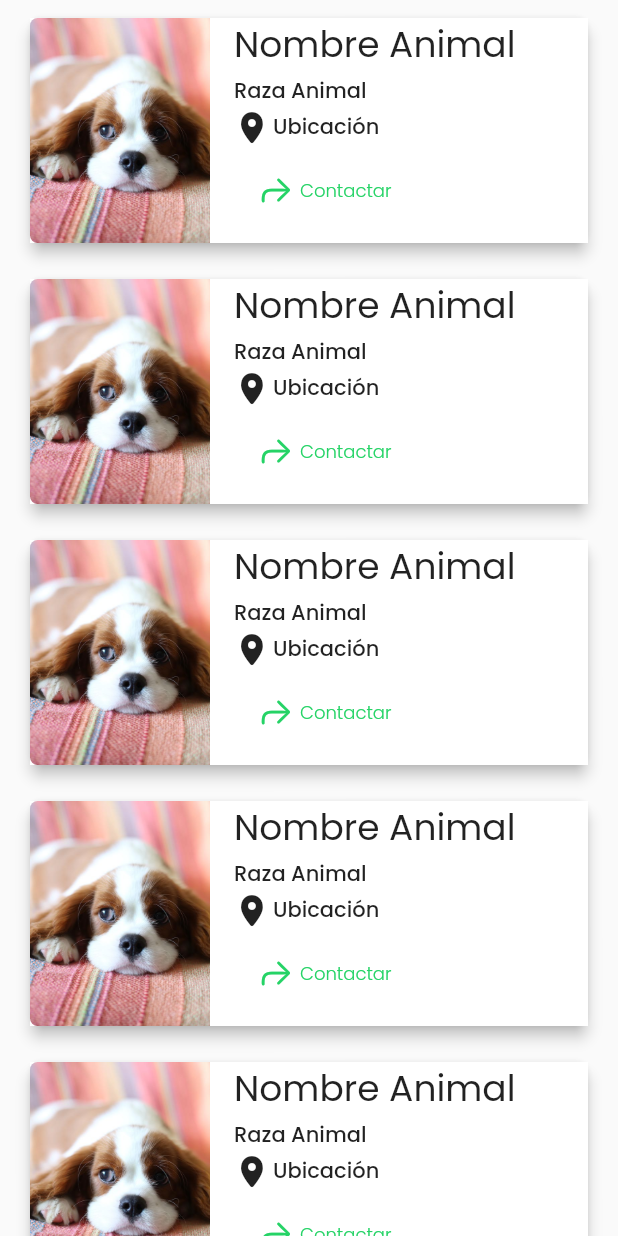
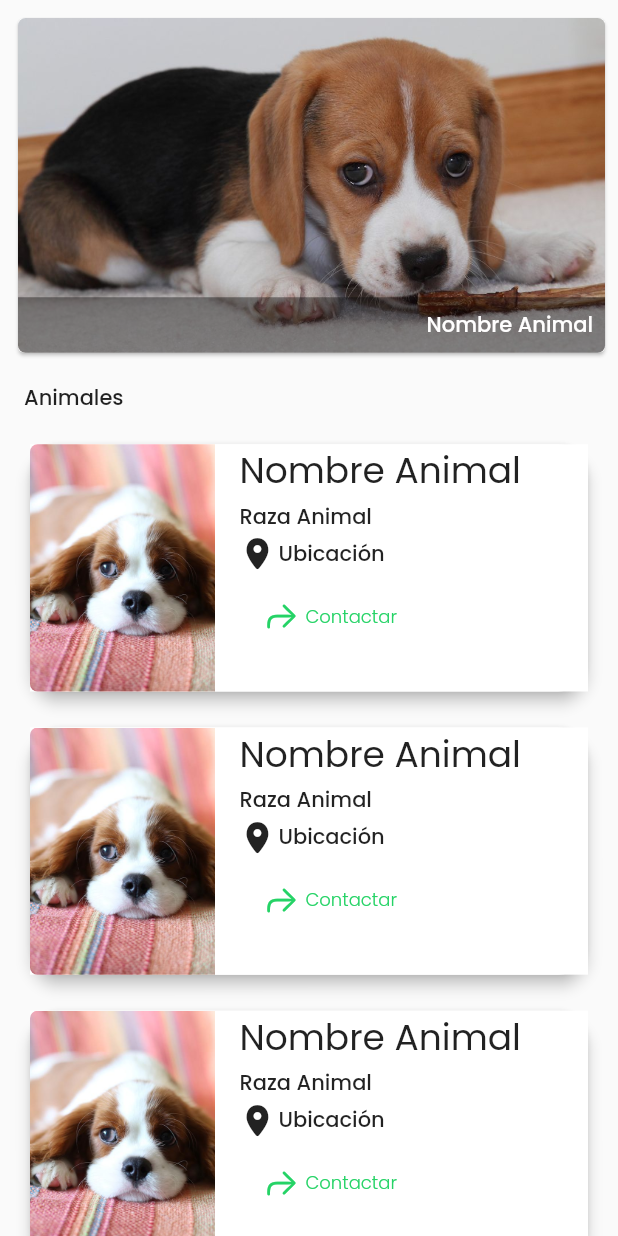
Before and after one commit to lduchi/Front-Family_Lost-FAAN, a Flutter app: the HomePage widget shown alone on an empty page, opened directly, on a phone screen of 412 x 824 dp. Run offline on Flutter 3.47's test engine with Material 2 defaults, Android fonts, the light colour scheme and no system bars; our stand-ins replace flutter_bloc, google_fonts, iconly, lottie; missing offline and left inert: material_dialogs; project files that could hold a hidden picture were left out.

Commit message:
Home page - Size changes - Separation

```diff
--- a/lib/pages/animal_item_page.dart
+++ b/lib/pages/animal_item_page.dart
@@ -14,10 +14,14 @@ class AnimalItemPage extends StatefulWidget {
 }
 
 class _AnimalItemPageState extends State<AnimalItemPage> {
+  var _deviceHeight;
+  var _deviceWidth;
   bool _isContactButtonPressed = false;
 
   @override
   Widget build(BuildContext context) {
+    _deviceHeight = MediaQuery.of(context).size.height;
+    _deviceWidth = MediaQuery.of(context).size.width;
     return Container(
       color: Colors.white,
       child: Hero(
@@ -36,10 +40,10 @@ class _AnimalItemPageState extends State<AnimalItemPage> {
                   fit: BoxFit.cover,
                 ),
               ),
-              width: 120, // Ajusta el ancho según tus necesidades
-              height: 150, // Ajusta la altura según tus necesidades
+              width:  _deviceWidth * 0.3,
+              height: _deviceHeight * 0.2,
             ),
-            const SizedBox(width: 16), // Espacio entre la imagen y el texto
+            const SizedBox(width: 16),
             Expanded(
               child: Column(
                 crossAxisAlignment: CrossAxisAlignment.start,
@@ -84,7 +88,7 @@ class _AnimalItemPageState extends State<AnimalItemPage> {
                         Icon(
                           AppIcons.whatsAppIcon.icon,
                           color: AppColors
-                              .whatsAppGreen, // Aplicando el color deseado al icono
+                              .whatsAppGreen,
                         ),
                         const SizedBox(width: 4),
                         Text(
--- a/lib/pages/home_page.dart
+++ b/lib/pages/home_page.dart
@@ -1,5 +1,7 @@
 import 'package:familylost_faan/pages/animal_item_page.dart';
 import 'package:familylost_faan/utilities/AssetManager/asset_manager.dart';
+import 'package:familylost_faan/utilities/Colors/app_colors.dart';
+import 'package:familylost_faan/utilities/fonts/app_fonts.dart';
 import 'package:flutter/material.dart';
 
 class HomePage extends StatefulWidget {
@@ -10,6 +12,9 @@ class HomePage extends StatefulWidget {
 }
 
 class _HomePageState extends State<HomePage> {
+  var _deviceHeight;
+  var _deviceWidth;
+
   ButtonStyle enabledFilledButtonStyle(bool selected, ColorScheme colors) {
     return IconButton.styleFrom(
       foregroundColor: selected ? colors.onPrimary : colors.primary,
@@ -29,21 +34,49 @@ class _HomePageState extends State<HomePage> {
   }
 
   @override
+  void initState() {
+    super.initState();
+  }
+
+  @override
   Widget build(BuildContext context) {
+    _deviceHeight = MediaQuery.of(context).size.height;
+    _deviceWidth = MediaQuery.of(context).size.width;
     return Container(
       child: CustomScrollView(
         slivers: [
-            SliverList(
+          _horizontalCardsList(),
+          _titleHandler(),
+          _verticalCardList(),
+        ],
+      ),
+    );
+  }
+
+  Widget _titleHandler() {
+    return SliverToBoxAdapter(
+      child: Padding(
+        padding: const EdgeInsets.symmetric(horizontal: 16, vertical: 8),
+        child: Text(
+          'Animales',
+          style: AppFonts.primary,
+        ),
+      ),
+    );
+  }
+
+  //List of vertical cards with the animals information
+  Widget _verticalCardList() {
+    return SliverList(
       delegate: SliverChildBuilderDelegate(
         (context, index) {
           final String image = AssetManager.exampleImage;
           return Padding(
-                    padding:
-                        const EdgeInsets.symmetric(horizontal: 16, vertical: 8),
+            padding: const EdgeInsets.symmetric(horizontal: 16, vertical: 8),
             child: Card(
               elevation: 4,
               shape: RoundedRectangleBorder(
-                        borderRadius: BorderRadius.circular(8),
+                borderRadius: BorderRadius.circular(20),
               ),
               child: InkWell(
                 onTap: () {},
@@ -54,9 +87,89 @@ class _HomePageState extends State<HomePage> {
             ),
           );
         },
-                childCount: 10,
+        childCount: 5, //TODO: Change this to the number of items
+      ),
+    );
+  }
+
+  //List of horizontal cards with the animals information
+  SliverToBoxAdapter _horizontalCardsList() {
+    return SliverToBoxAdapter(
+      child: SizedBox(
+        height: _deviceHeight * 0.3,
+        child: ListView.builder(
+          scrollDirection: Axis.horizontal,
+          itemCount: 10, //TODO: Change this to the number of items
+          itemBuilder: (context, index) {
+            final String image = AssetManager.exampleImage2;
+            return Padding(
+              padding: const EdgeInsets.all(8.0),
+              child: Container(
+                child: _cardList(image),
+              ),
+            );
+          },
         ),
       ),
+    );
+  }
+
+  Card _cardList(String image) {
+    return Card(
+      child: Container(
+        width: _deviceWidth * 0.95,
+        height: _deviceHeight * 0.3,
+        decoration: BoxDecoration(
+          borderRadius: BorderRadius.circular(5),
+          image: DecorationImage(
+            image: AssetImage(image),
+            fit: BoxFit.cover,
+          ),
+        ),
+        child: Column(
+          mainAxisAlignment: MainAxisAlignment.end,
+          children: [
+            Spacer(),
+            Container(
+              child: Row(
+                mainAxisAlignment: MainAxisAlignment.end,
+                children: [
+                  Padding(
+                    padding: const EdgeInsets.all(8.0),
+                    child: Text(
+                      'Nombre Animal',
+                      style: AppFonts.primary.copyWith(
+                        color: AppColors.secondaryMainColor,
+                      ),
+                    ),
+                  ),
+                ],
+              ),
+              decoration: BoxDecoration(
+                color: Colors.black.withOpacity(0.4),
+                borderRadius: BorderRadius.only(
+                  bottomLeft: Radius.circular(5),
+                  bottomRight: Radius.circular(5),
+                ),
+              ),
+            ),
+          ],
+        ),
+      ),
+    );
+  }
+
+//Scroll position widget - Not implemented yet because needs API data
+  Widget _scrollPositionWidget() {
+    return SizedBox(
+      height: _deviceHeight * 0.1,
+      width: _deviceWidth,
+      child: Column(
+        mainAxisSize: MainAxisSize.max,
+        mainAxisAlignment: MainAxisAlignment.spaceEvenly,
+        crossAxisAlignment: CrossAxisAlignment.start,
+        children: [
+          //TODO: Implement this widget
         ],
       ),
     );
--- a/lib/utilities/AssetManager/asset_manager.dart
+++ b/lib/utilities/AssetManager/asset_manager.dart
@@ -3,4 +3,5 @@ class AssetManager {
   static const String _exampleImages = 'assets/common/';
 
   static const String exampleImage = '${_exampleImages}animal_example.jpg';
+  static const String exampleImage2 = '${_images}pet2.png';
 }
```
Also changed, not shown: lib/widgets/main_wrapper.dart (+41 -23 lines). Lines whose indentation alone changed are shown as unchanged.
